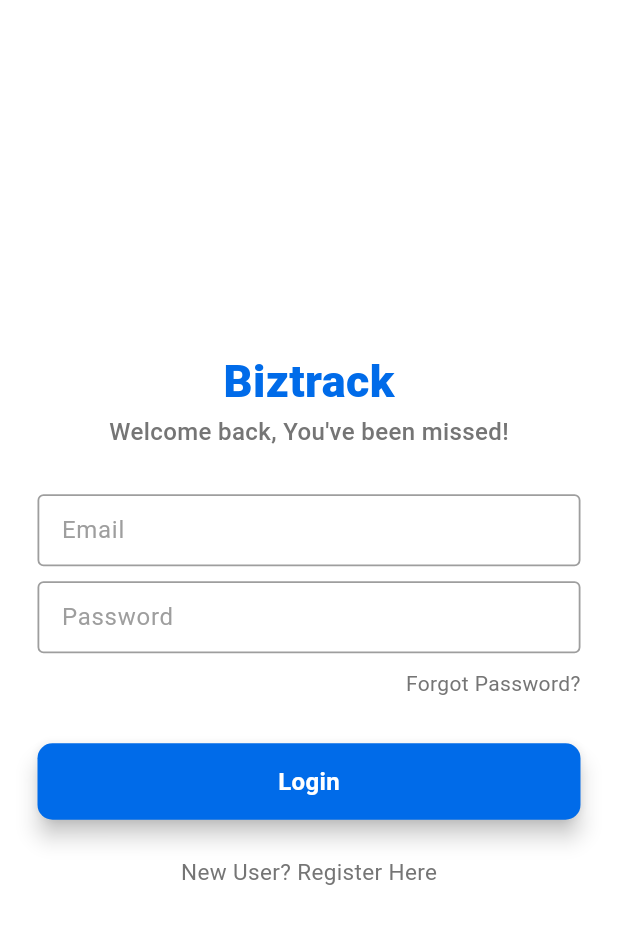
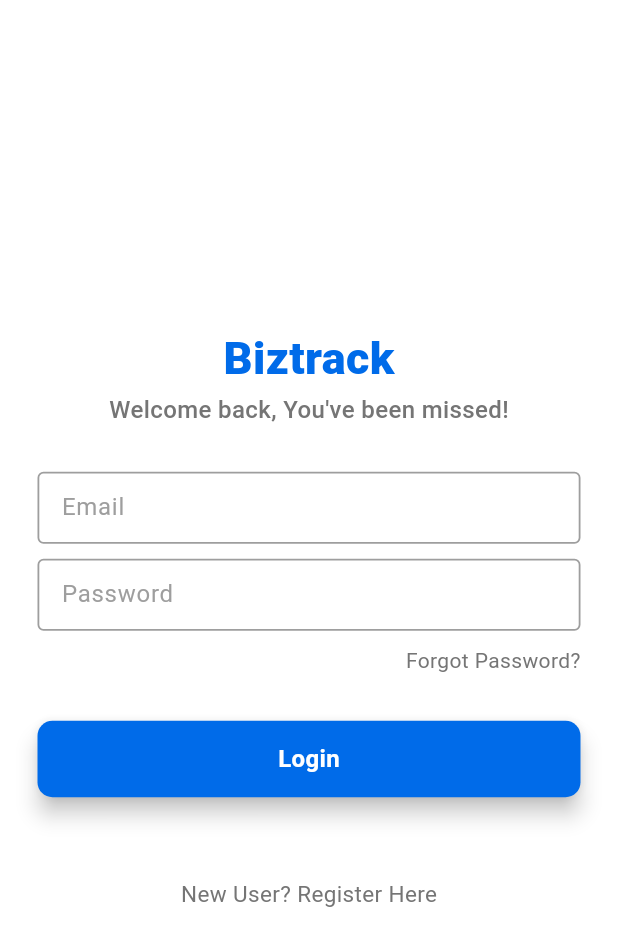
Before and after one commit to VenishSureliya/biztrack, a Flutter app: the screen it shows after launch, on a phone screen of 412 x 824 dp. Shown: the top 946 px of the screen. Run offline on Flutter 3.47's test engine with Material 3 defaults, Android fonts, the light colour scheme and no system bars; our stand-ins replace firebase_auth, firebase_core, get; accounts and stored records are empty.

Commit message:
Register-Login-Logout Successful!!

```diff
--- /dev/null
+++ b/devtools_options.yaml
@@ -0,0 +1 @@
+extensions:
--- a/lib/main.dart
+++ b/lib/main.dart
@@ -2,6 +2,7 @@ import 'package:biztrack/pages/home_page.dart';
 import 'package:firebase_auth/firebase_auth.dart';
 import 'package:firebase_core/firebase_core.dart';
 import 'package:flutter/material.dart';
+import 'package:get/get_navigation/src/root/get_material_app.dart';
 
 import 'firebase_options.dart';
 import 'pages/login_page.dart';
@@ -19,7 +20,7 @@ class MyApp extends StatelessWidget {
 
   @override
   Widget build(BuildContext context) {
-    return MaterialApp(
+    return GetMaterialApp(
       debugShowCheckedModeBanner: false,
       home: StreamBuilder<User?>(
         stream: FirebaseAuth.instance.authStateChanges(),
--- a/lib/pages/home_page.dart
+++ b/lib/pages/home_page.dart
@@ -15,7 +15,7 @@ class HomePage extends StatelessWidget {
               const Text("Home Screen"),
               ElevatedButton(
                   onPressed: () async {
-                    await AuthController.credentials.signOut();
+                    await AuthController.logOut();
                   },
                   child: const Text("Logout"))
             ],
--- a/lib/pages/login_page.dart
+++ b/lib/pages/login_page.dart
@@ -1,9 +1,9 @@
 import 'package:biztrack/backend/auth_controls.dart';
 import 'package:biztrack/components/button.dart';
 import 'package:biztrack/components/textfields.dart';
-import 'package:biztrack/pages/home_page.dart';
 import 'package:firebase_auth/firebase_auth.dart';
 import 'package:flutter/material.dart';
+import 'package:get/get.dart';
 
 import 'register_page.dart';
 
@@ -112,13 +112,12 @@ class LoginPage extends StatelessWidget {
               ),
 
               const SizedBox(
-                height: 24,
+                height: 54,
               ),
 
               GestureDetector(
                 onTap: () {
-                  Navigator.push(context,
-                      MaterialPageRoute(builder: (context) => RegisterPage()));
+                  Get.offAll(RegisterPage());
                 },
                 child: Text(
                   "New User? Register Here",
--- a/pubspec.yaml
+++ b/pubspec.yaml
@@ -38,6 +38,7 @@ dependencies:
   firebase_core: ^2.25.4
   firebase_auth: ^4.17.4
   get: ^4.6.6
+  provider: ^6.1.1
 
 dev_dependencies:
   flutter_test:
```
Also changed, not shown: lib/backend/auth_controls.dart (+8 -5 lines), lib/pages/register_page.dart (+3 -5 lines), pubspec.lock.
